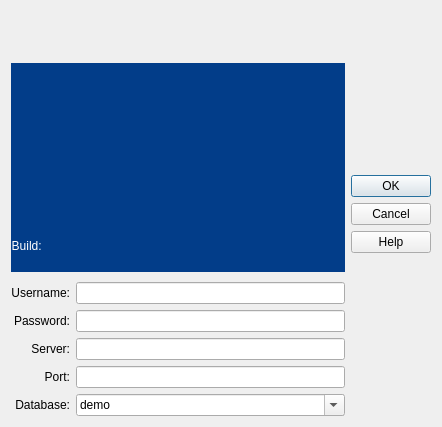
Qt form common/login2.ui (Pegasus-RPG/xtuple-client) before a commit.
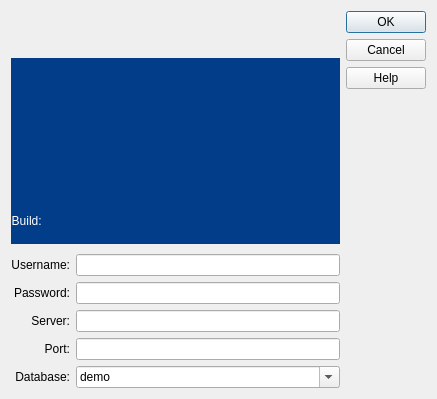
The same form after that commit. Icons and pictures are not drawn.

Commit message: issue #20503: Fix a few problems with login

```diff
--- a/common/login2.ui
+++ b/common/login2.ui
@@ -13,8 +13,8 @@
    <rect>
     <x>0</x>
     <y>0</y>
-    <width>442</width>
-    <height>427</height>
+    <width>437</width>
+    <height>399</height>
    </rect>
   </property>
   <property name="sizePolicy">
@@ -26,8 +26,8 @@
   <property name="windowTitle">
    <string>Log In</string>
   </property>
-  <layout class="QVBoxLayout" name="verticalLayout_7">
-   <item>
+  <layout class="QGridLayout" name="gridLayout">
+   <item row="0" column="0">
     <layout class="QHBoxLayout" name="horizontalLayout_2">
      <item>
       <layout class="QVBoxLayout" name="verticalLayout">
@@ -2483,22 +2483,6 @@
            <property name="sizeConstraint">
             <enum>QLayout::SetDefaultConstraint</enum>
            </property>
-           <item row="4" column="2">
-            <widget class="QLineEdit" name="_password">
-             <property name="sizePolicy">
-              <sizepolicy hsizetype="Expanding" vsizetype="Fixed">
-               <horstretch>0</horstretch>
-               <verstretch>0</verstretch>
-              </sizepolicy>
-             </property>
-            </widget>
-           </item>
-           <item row="5" column="2">
-            <widget class="QLineEdit" name="_server"/>
-           </item>
-           <item row="7" column="2">
-            <widget class="QLineEdit" name="_port"/>
-           </item>
            <item row="4" column="1">
             <widget class="QLabel" name="_passwordLit">
              <property name="text">
@@ -2519,16 +2503,6 @@
              </property>
             </widget>
            </item>
-           <item row="7" column="1">
-            <widget class="QLabel" name="_portLit">
-             <property name="text">
-              <string>Port:</string>
-             </property>
-             <property name="alignment">
-              <set>Qt::AlignRight|Qt::AlignTrailing|Qt::AlignVCenter</set>
-             </property>
-            </widget>
-           </item>
            <item row="3" column="1">
             <widget class="QLabel" name="_usernameLit1">
              <property name="text">
@@ -2549,7 +2523,20 @@
              </property>
             </widget>
            </item>
-           <item row="8" column="2">
+           <item row="4" column="2">
+            <widget class="QLineEdit" name="_password">
+             <property name="sizePolicy">
+              <sizepolicy hsizetype="Expanding" vsizetype="Fixed">
+               <horstretch>0</horstretch>
+               <verstretch>0</verstretch>
+              </sizepolicy>
+             </property>
+            </widget>
+           </item>
+           <item row="5" column="2">
+            <widget class="QLineEdit" name="_server"/>
+           </item>
+           <item row="7" column="2">
             <widget class="QComboBox" name="_database">
              <property name="focusPolicy">
               <enum>Qt::StrongFocus</enum>
@@ -2569,7 +2556,17 @@
              </item>
             </widget>
            </item>
-           <item row="8" column="1">
+           <item row="6" column="1">
+            <widget class="QLabel" name="_portLit">
+             <property name="text">
+              <string>Port:</string>
+             </property>
+             <property name="alignment">
+              <set>Qt::AlignRight|Qt::AlignTrailing|Qt::AlignVCenter</set>
+             </property>
+            </widget>
+           </item>
+           <item row="7" column="1">
             <widget class="QLabel" name="_databaseLit">
              <property name="text">
               <string>Database:</string>
@@ -2595,6 +2592,9 @@
              </property>
             </spacer>
            </item>
+           <item row="6" column="2">
+            <widget class="QLineEdit" name="_port"/>
+           </item>
           </layout>
          </item>
         </layout>
@@ -2605,6 +2605,12 @@
       <layout class="QVBoxLayout" name="verticalLayout_6">
        <item>
         <widget class="QDialogButtonBox" name="_buttonBox">
+         <property name="sizePolicy">
+          <sizepolicy hsizetype="Fixed" vsizetype="Preferred">
+           <horstretch>0</horstretch>
+           <verstretch>0</verstretch>
+          </sizepolicy>
+         </property>
          <property name="focusPolicy">
           <enum>Qt::StrongFocus</enum>
          </property>
@@ -2617,9 +2623,6 @@
          <property name="standardButtons">
           <set>QDialogButtonBox::Cancel|QDialogButtonBox::Help|QDialogButtonBox::Ok</set>
          </property>
-         <property name="centerButtons">
-          <bool>true</bool>
-         </property>
         </widget>
        </item>
       </layout>
```
Left out of the diff: 3 changed lines with no effect on the pictures. The commit also changes 2 other files.
